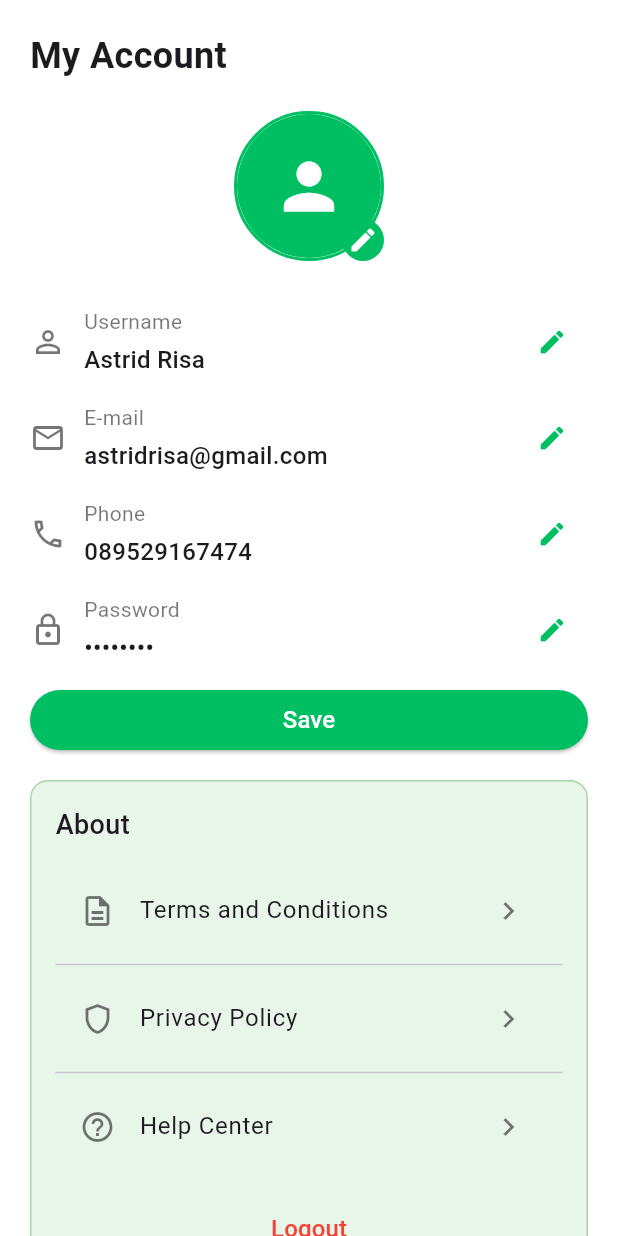
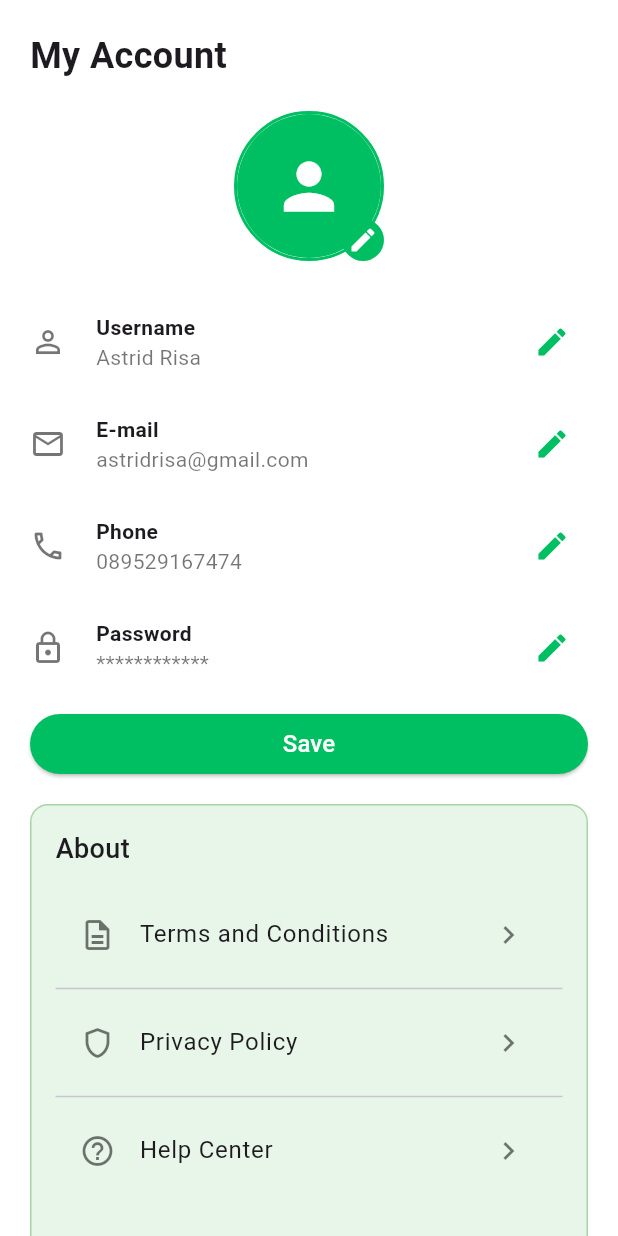
Before and after one commit to PBL-Semester-5-Kelompok-3/Flutter_TomScan, a Flutter app: the ProfilePage screen opened directly, on a phone screen of 412 x 824 dp. Run offline on Flutter 3.47's test engine with Material 3 defaults, Android fonts, the phone set to English and light mode, and no system bars; our stand-ins replace camera, carousel_slider, flutter_svg, google_fonts, image_picker.

Commit message:
fixxing profile

```diff
--- a/lib/ui/pages/profile_page.dart
+++ b/lib/ui/pages/profile_page.dart
@@ -1,12 +1,61 @@
+import 'dart:io';
 import 'package:flutter/material.dart';
-import 'package:toma_scan/ui/pages/field_edit_page.dart';
+import 'package:image_picker/image_picker.dart';
 import 'package:toma_scan/ui/pages/help_center_page.dart';
 import 'package:toma_scan/ui/pages/privacy_policy_page.dart';
 import 'package:toma_scan/ui/pages/terms_page.dart';
-import 'package:toma_scan/ui/widgets/profile_item.dart';
 
-class ProfilePage extends StatelessWidget {
+class ProfilePage extends StatefulWidget {
   const ProfilePage({super.key});
+
+  @override
+  _ProfilePageState createState() => _ProfilePageState();
+}
+
+class _ProfilePageState extends State<ProfilePage> {
+  String username = "Astrid Risa";
+  String email = "astridrisa@gmail.com";
+  String phone = "089529167474";
+  String password = "************";
+  bool isEditingUsername = false;
+  bool isEditingEmail = false;
+  bool isEditingPhone = false;
+  bool isEditingPassword = false;
+  String? profileImagePath;
+
+  final ImagePicker _picker = ImagePicker();
+
+  late TextEditingController _usernameController;
+  late TextEditingController _emailController;
+  late TextEditingController _phoneController;
+  late TextEditingController _passwordController;
+
+  @override
+  void initState() {
+    super.initState();
+    _usernameController = TextEditingController(text: username);
+    _emailController = TextEditingController(text: email);
+    _phoneController = TextEditingController(text: phone);
+    _passwordController = TextEditingController(text: password);
+  }
+
+  @override
+  void dispose() {
+    _usernameController.dispose();
+    _emailController.dispose();
+    _phoneController.dispose();
+    _passwordController.dispose();
+    super.dispose();
+  }
+
+  Future<void> _pickImage() async {
+    final pickedFile = await _picker.pickImage(source: ImageSource.gallery);
+    if (pickedFile != null) {
+      setState(() {
+        profileImagePath = pickedFile.path;
+      });
+    }
+  }
 
   // Fungsi untuk konfirmasi logout
   void _showLogoutDialog(BuildContext context) {
@@ -88,6 +137,52 @@ class ProfilePage extends StatelessWidget {
     );
   }
 
+  Widget _buildEditableItem({
+    required String label,
+    required TextEditingController controller,
+    required bool isEditing,
+    required VoidCallback onEditToggle,
+    required VoidCallback onSave,
+    required IconData icon,
+    bool isPassword = false,
+  }) {
+    return Padding(
+      padding: const EdgeInsets.only(bottom: 20),
+      child: Row(
+        children: [
+          Icon(icon, color: Colors.black54),
+          const SizedBox(width: 20),
+          Expanded(
+            child: Column(
+              crossAxisAlignment: CrossAxisAlignment.start,
+              children: [
+                Text(label, style: const TextStyle(fontWeight: FontWeight.bold)),
+                isEditing
+                    ? TextField(
+                        controller: controller,
+                        obscureText: isPassword,
+                        decoration: InputDecoration(
+                          hintText: isPassword ? "Enter new password" : null,
+                          border: const OutlineInputBorder(),
+                        ),
+                      )
+                    : Text(
+                        isPassword ? '************' : controller.text,
+                        style: const TextStyle(color: Colors.black54),
+                      ),
+              ],
+            ),
+          ),
+          IconButton(
+            onPressed: isEditing ? onSave : onEditToggle,
+            icon: Icon(isEditing ? Icons.check : Icons.edit,
+                color: const Color(0xFF00BF63)),
+          ),
+        ],
+      ),
+    );
+  }
+
   @override
   Widget build(BuildContext context) {
     return Scaffold(
@@ -100,10 +195,7 @@ class ProfilePage extends StatelessWidget {
             children: [
               const Text(
                 'My Account',
-                style: TextStyle(
-                  fontSize: 24,
-                  fontWeight: FontWeight.bold,
-                ),
+                style: TextStyle(fontSize: 24, fontWeight: FontWeight.bold),
               ),
               const SizedBox(height: 20),
               Center(
@@ -118,15 +210,29 @@ class ProfilePage extends StatelessWidget {
                           color: const Color(0xFF00BF63),
                           width: 2,
                         ),
+                        image: profileImagePath != null
+                            ? DecorationImage(
+                                image: FileImage(File(profileImagePath!)),
+                                fit: BoxFit.cover,
+                              )
+                            : null,
                       ),
-                      child: const CircleAvatar(
+                      child: profileImagePath == null
+                          ? const CircleAvatar(
                               backgroundColor: Color(0xFF00BF63),
-                        child: Icon(Icons.person, size: 50, color: Colors.white),
+                              child: Icon(
+                                Icons.person,
+                                size: 50,
+                                color: Colors.white,
                               ),
+                            )
+                          : null,
                     ),
                     Positioned(
                       right: 0,
                       bottom: 0,
+                      child: InkWell(
+                        onTap: _pickImage,
                         child: Container(
                           padding: const EdgeInsets.all(4),
                           decoration: const BoxDecoration(
@@ -140,73 +246,78 @@ class ProfilePage extends StatelessWidget {
                           ),
                         ),
                       ),
+                    ),
                   ],
                 ),
               ),
               const SizedBox(height: 30),
-              ProfileItem(
+              _buildEditableItem(
                 icon: Icons.person_outline,
-                label: 'Username',
-                value: 'Astrid Risa',
-                onEdit: () {
-                  Navigator.push(
-                    context,
-                    MaterialPageRoute(
-                      builder: (context) => const EditFieldPage(
-                        label: 'Username',
-                        initialValue: 'Astrid Risa',
-                      ),
-                    ),
-                  );
+                label: "Username",
+                controller: _usernameController,
+                isEditing: isEditingUsername,
+                onEditToggle: () {
+                  setState(() {
+                    isEditingUsername = !isEditingUsername;
+                  });
+                },
+                onSave: () {
+                  setState(() {
+                    username = _usernameController.text;
+                    isEditingUsername = false;
+                  });
                 },
               ),
-              ProfileItem(
+              _buildEditableItem(
                 icon: Icons.email_outlined,
-                label: 'E-mail',
-                value: 'astridrisa@gmail.com',
-                onEdit: () {
-                  Navigator.push(
-                    context,
-                    MaterialPageRoute(
-                      builder: (context) => const EditFieldPage(
-                        label: 'E-mail',
-                        initialValue: 'astridrisa@gmail.com',
-                      ),
-                    ),
-                  );
+                label: "E-mail",
+                controller: _emailController,
+                isEditing: isEditingEmail,
+                onEditToggle: () {
+                  setState(() {
+                    isEditingEmail = !isEditingEmail;
+                  });
+                },
+                onSave: () {
+                  setState(() {
+                    email = _emailController.text;
+                    isEditingEmail = false;
+                  });
                 },
               ),
-              ProfileItem(
+              _buildEditableItem(
                 icon: Icons.phone_outlined,
-                label: 'Phone',
-                value: '089529167474',
-                onEdit: () {
-                  Navigator.push(
-                    context,
-                    MaterialPageRoute(
-                      builder: (context) => const EditFieldPage(
-                        label: 'Phone',
-                        initialValue: '089529167474',
-                      ),
-                    ),
-                  );
+                label: "Phone",
+                controller: _phoneController,
+                isEditing: isEditingPhone,
+                onEditToggle: () {
+                  setState(() {
+                    isEditingPhone = !isEditingPhone;
+                  });
+                },
+                onSave: () {
+                  setState(() {
+                    phone = _phoneController.text;
+                    isEditingPhone = false;
+                  });
                 },
               ),
-              ProfileItem(
+              _buildEditableItem(
                 icon: Icons.lock_outline,
-                label: 'Password',
-                value: '',
-                onEdit: () {
-                  Navigator.push(
-                    context,
-                    MaterialPageRoute(
-                      builder: (context) => const EditFieldPage(
-                        label: 'Password',
-                        initialValue: '',
+                label: "Password",
+                controller: _passwordController,
+                isEditing: isEditingPassword,
                 isPassword: true,
-                      ),
-                    ),
-                  );
+                onEditToggle: () {
+                  setState(() {
+                    isEditingPassword = !isEditingPassword;
+                  });
+                },
+                onSave: () {
+                  setState(() {
+                    password = _passwordController.text;
+                    isEditingPassword = false;
+                  });
                 },
               ),
                Center(
@@ -297,7 +408,9 @@ class ProfilePage extends StatelessWidget {
               const SizedBox(height: 16),
               Center(
               child: TextButton(
-                        onPressed: () => _showLogoutDialog(context),
+                onPressed: () {
+                  _showLogoutDialog(context);
+                },
                 child: const Text(
                           'Logout',
                           style: TextStyle(
@@ -310,7 +423,9 @@ class ProfilePage extends StatelessWidget {
               const SizedBox(height: 16),
               Center(
                   child: TextButton(
-                        onPressed: () => _showDeleteDialog(context),
+                onPressed: () {
+                  _showDeleteDialog(context);
+                },
                 child: const Text(
                           'Delete Account',
                           style: TextStyle(
```
Lines whose indentation alone changed are shown as unchanged.
